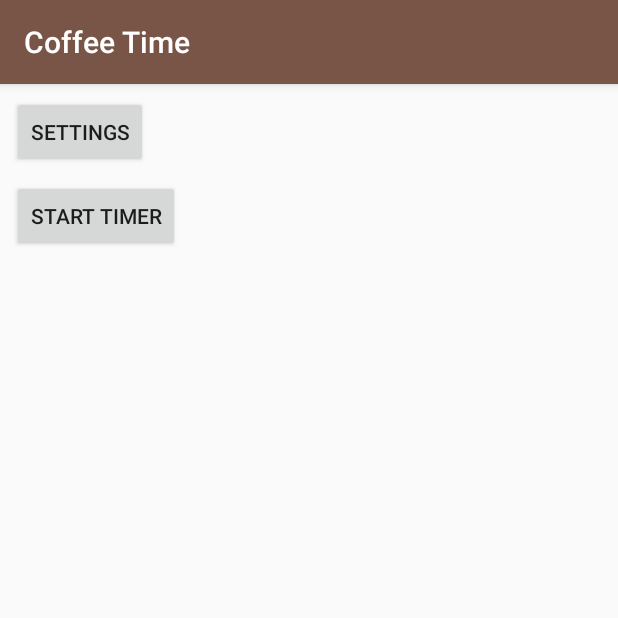
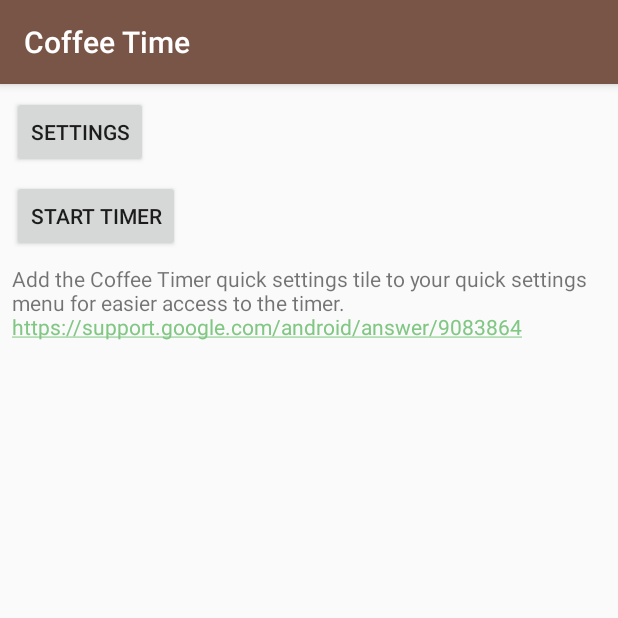
Before and after one commit to jinglebiscuits/coffee_timer, an Android app: the screen it shows after launch (MainActivity), on a phone screen of 412 x 824 dp, the top half of it. Run offline under Robolectric (Android 15) with nearby library versions, the phone set to English and light mode, and no system bars.

Commit message:
added explanation text

```diff
--- a/app/src/main/res/layout/content_main.xml
+++ b/app/src/main/res/layout/content_main.xml
@@ -30,4 +30,20 @@
         app:layout_constraintStart_toStartOf="parent"
         android:layout_marginStart="8dp"
         android:onClick="startTimer"/>
+
+    <TextView
+        android:layout_width="0dp"
+        android:layout_height="wrap_content"
+        android:text="Add the Coffee Timer quick settings tile to your quick settings menu for easier access to the timer.\nhttps://support.google.com/android/answer/9083864"
+        android:linksClickable="true"
+        android:autoLink="web"
+        android:ems="10"
+        android:id="@+id/editText"
+        android:layout_marginTop="8dp"
+        app:layout_constraintTop_toBottomOf="@+id/start_timer_button"
+        android:layout_marginStart="8dp"
+        app:layout_constraintStart_toStartOf="parent"
+        android:layout_marginEnd="8dp"
+        app:layout_constraintEnd_toEndOf="parent"
+        app:layout_constraintHorizontal_bias="0.0"/>
 </androidx.constraintlayout.widget.ConstraintLayout>
```
